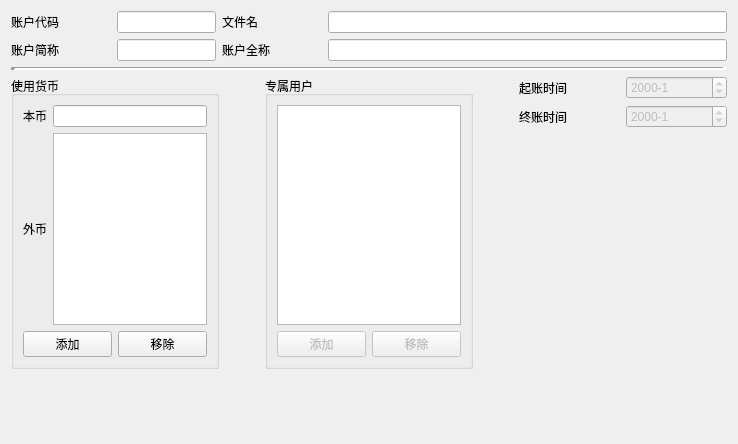
The window that forms/apcbase.ui (wangkungit5905/PzAssistant) describes before a commit, drawn with Qt 5.
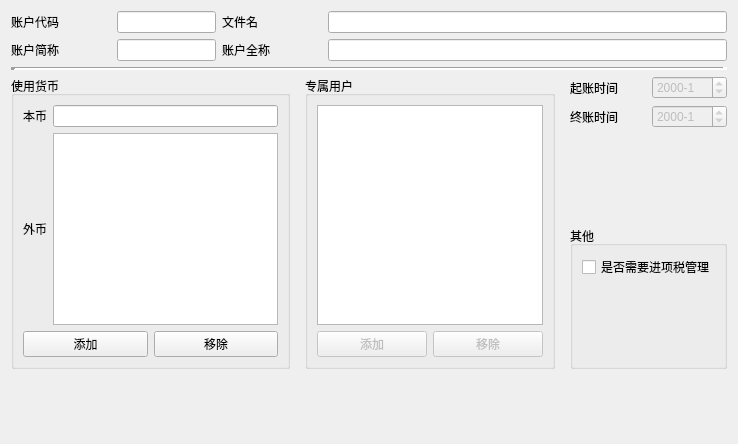
The same window after the commit.

Commit message: 将以前实现的新增进项税管理功能代码并入master分支，功能完整性和准确性待检验

```diff
--- a/forms/apcbase.ui
+++ b/forms/apcbase.ui
@@ -13,7 +13,7 @@
   <property name="windowTitle">
    <string>Form</string>
   </property>
-  <layout class="QVBoxLayout" name="verticalLayout_2">
+  <layout class="QVBoxLayout" name="verticalLayout_6">
    <item>
     <layout class="QVBoxLayout" name="verticalLayout">
      <item>
@@ -85,7 +85,7 @@
     </widget>
    </item>
    <item>
-    <layout class="QHBoxLayout" name="horizontalLayout_3" stretch="1,0,1,0,1">
+    <layout class="QHBoxLayout" name="horizontalLayout_3">
      <item>
       <widget class="QGroupBox" name="groupBox">
        <property name="title">
@@ -204,6 +204,8 @@
       </spacer>
      </item>
      <item>
+      <layout class="QVBoxLayout" name="verticalLayout_5">
+       <item>
       <layout class="QGridLayout" name="gridLayout">
        <item row="1" column="1">
         <widget class="QDateEdit" name="endDate">
@@ -251,6 +253,37 @@
           </size>
          </property>
         </spacer>
+         </item>
+        </layout>
+       </item>
+       <item>
+        <widget class="QGroupBox" name="groupBox_3">
+         <property name="title">
+          <string>其他</string>
+         </property>
+         <layout class="QVBoxLayout" name="verticalLayout_2">
+          <item>
+           <widget class="QCheckBox" name="chkJxTaxMgr">
+            <property name="text">
+             <string>是否需要进项税管理</string>
+            </property>
+           </widget>
+          </item>
+          <item>
+           <spacer name="verticalSpacer_2">
+            <property name="orientation">
+             <enum>Qt::Vertical</enum>
+            </property>
+            <property name="sizeHint" stdset="0">
+             <size>
+              <width>20</width>
+              <height>40</height>
+             </size>
+            </property>
+           </spacer>
+          </item>
+         </layout>
+        </widget>
        </item>
       </layout>
      </item>
```
Lines whose indentation alone changed are shown as unchanged. The commit also changes 16 other files.
